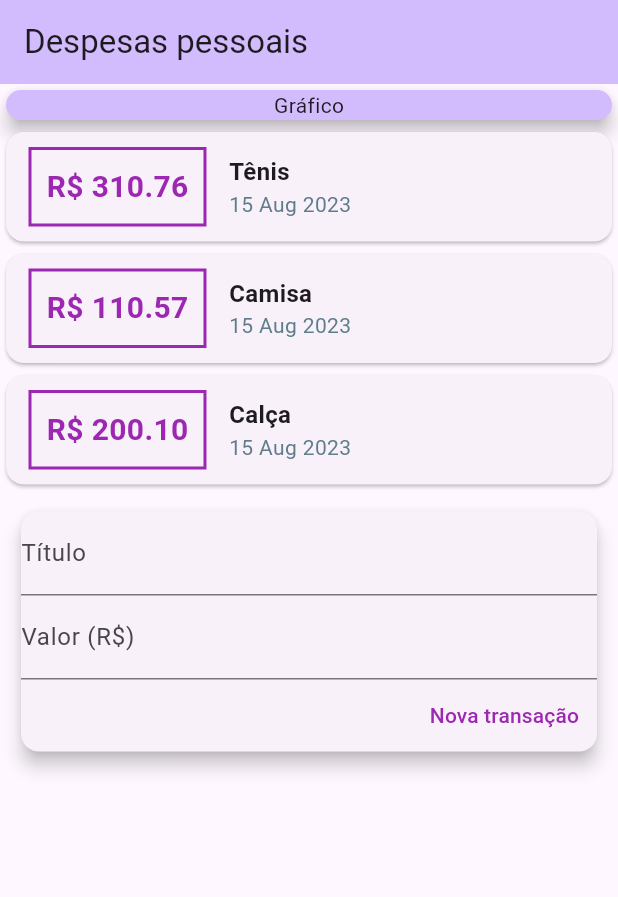
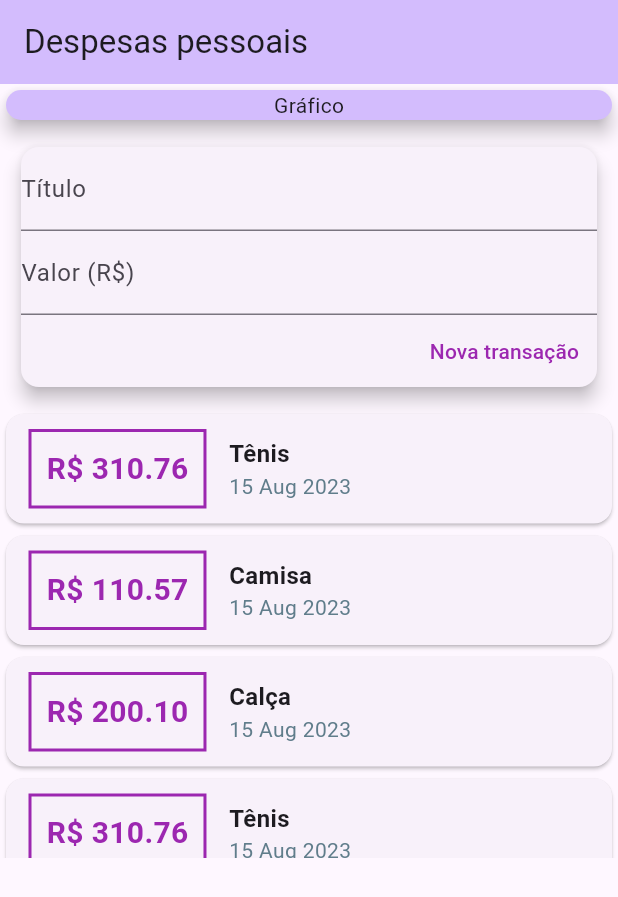
Before and after one commit to WagaoCarvalhoDev/personal_expenses, a Flutter app: the screen it shows after launch, on a phone screen of 412 x 824 dp. Shown: the top 897 px of the screen. Run offline on Flutter 3.47's test engine with Material 2 defaults, Android fonts, the phone set to English and light mode, and no system bars.

Commit message:
create: listview

```diff
--- a/lib/components/transaction_user.dart
+++ b/lib/components/transaction_user.dart
@@ -34,8 +34,8 @@ class _TransactionUserState extends State<TransactionUser> {
   Widget build(BuildContext context) {
     return Column(
       children: [
+        TransactionForm(onSubmit: _addTransaction),
         TransactionsList(transactions: transactions),
-        TransactionForm(onSubmit: _addTransaction),
       ],
     );
   }
--- a/lib/components/transactions_list.dart
+++ b/lib/components/transactions_list.dart
@@ -9,9 +9,12 @@ class TransactionsList extends StatelessWidget {
 
   @override
   Widget build(BuildContext context) {
-    return Column(
-      children: transactions.map(
-        (t) {
+    return Container(
+      height: 300,
+      child: ListView.builder(
+        itemCount: transactions.length,
+        itemBuilder: (context, index) {
+          final t = transactions[index];
           return Card(
             child: Row(
               children: [
@@ -58,7 +61,7 @@ class TransactionsList extends StatelessWidget {
             ),
           );
         },
-      ).toList(),
+      ),
     );
   }
 }
--- a/lib/data/transactions_data.dart
+++ b/lib/data/transactions_data.dart
@@ -20,5 +20,41 @@ class TransactionsData {
       value: 200.10,
       date: DateTime.now(),
     ),
+    Transaction(
+      id: 't1',
+      title: 'Tênis',
+      value: 310.76,
+      date: DateTime.now(),
+    ),
+    Transaction(
+      id: 't2',
+      title: 'Camisa',
+      value: 110.57,
+      date: DateTime.now(),
+    ),
+    Transaction(
+      id: 't3',
+      title: 'Calça',
+      value: 200.10,
+      date: DateTime.now(),
+    ),
+    Transaction(
+      id: 't1',
+      title: 'Tênis',
+      value: 310.76,
+      date: DateTime.now(),
+    ),
+    Transaction(
+      id: 't2',
+      title: 'Camisa',
+      value: 110.57,
+      date: DateTime.now(),
+    ),
+    Transaction(
+      id: 't3',
+      title: 'Calça',
+      value: 200.10,
+      date: DateTime.now(),
+    ),
   ];
 }
--- a/lib/home_page.dart
+++ b/lib/home_page.dart
@@ -17,7 +17,6 @@ class _MyHomePageState extends State<HomePage> {
         title: const Text('Despesas pessoais'),
       ),
       body: SingleChildScrollView(
-        child: Center(
         child: Column(
           children: <Widget>[
             SizedBox(
@@ -31,7 +30,6 @@ class _MyHomePageState extends State<HomePage> {
           ],
         ),
       ),
-      ),
     );
   }
 }
```
Lines whose indentation alone changed are shown as unchanged.
